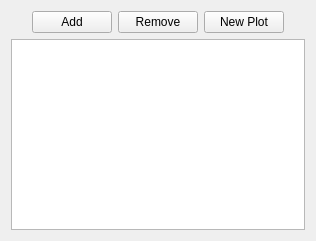
Before: the Qt Designer form gemviz/resources/select_fields_tableview.ui in BCDA-APS/gemviz, drawn with Qt 5.
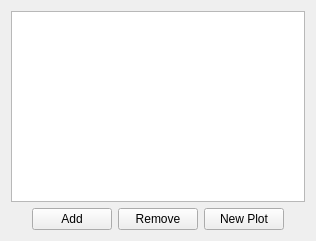
After: the same form once the commit is applied.

Commit message: MNT #132 buttons bottom

The edit to the form file:
```diff
--- a/gemviz/resources/select_fields_tableview.ui
+++ b/gemviz/resources/select_fields_tableview.ui
@@ -14,6 +14,19 @@
    <string>Form</string>
   </property>
   <layout class="QVBoxLayout" name="verticalLayout">
+   <item>
+    <widget class="QTableView" name="tableView">
+     <property name="alternatingRowColors">
+      <bool>true</bool>
+     </property>
+     <property name="gridStyle">
+      <enum>Qt::DotLine</enum>
+     </property>
+     <attribute name="verticalHeaderVisible">
+      <bool>false</bool>
+     </attribute>
+    </widget>
+   </item>
    <item>
     <layout class="QHBoxLayout" name="horizontalLayout">
      <item>
@@ -74,19 +87,6 @@
      </item>
     </layout>
    </item>
-   <item>
-    <widget class="QTableView" name="tableView">
-     <property name="alternatingRowColors">
-      <bool>true</bool>
-     </property>
-     <property name="gridStyle">
-      <enum>Qt::DotLine</enum>
-     </property>
-     <attribute name="verticalHeaderVisible">
-      <bool>false</bool>
-     </attribute>
-    </widget>
-   </item>
   </layout>
  </widget>
  <resources/>
```
The commit also changes 1 other file.
